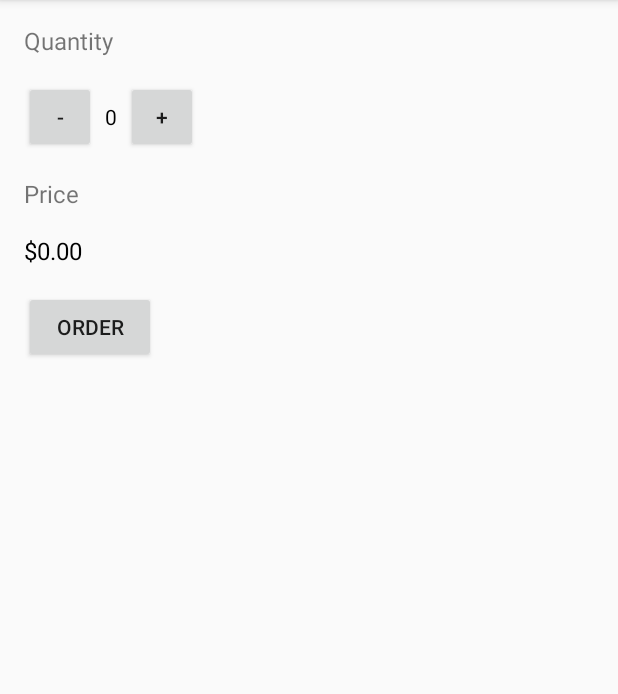
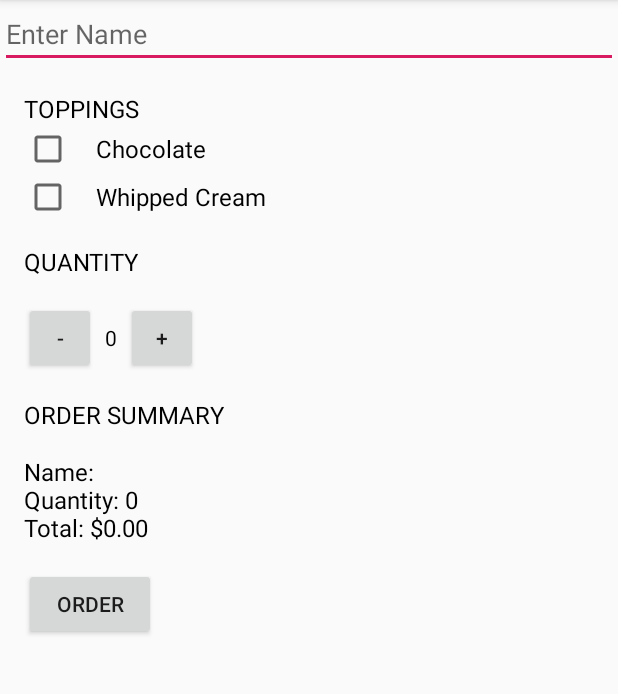
Before and after one commit to DD1000/JustJava, an Android app: the screen it shows after launch (MainActivity), after a tap on "ORDER", on a phone screen of 412 x 824 dp, the part 84-778 px from its top. Run offline under Robolectric (Android 15) with nearby library versions, the phone set to English and light mode, and no system bars.

Commit message:
Added toppings

```diff
--- a/app/src/main/java/com/example/justjava/MainActivity.java
+++ b/app/src/main/java/com/example/justjava/MainActivity.java
@@ -4,6 +4,8 @@ import android.support.v7.app.AppCompatActivity;
 import android.os.Bundle;
 import android.view.View;
 import android.webkit.WebView;
+import android.widget.CheckBox;
+import android.widget.EditText;
 import android.widget.TextView;
 import android.widget.Toast;
 
@@ -20,10 +22,31 @@ public class MainActivity extends AppCompatActivity {
 
     public void submitOrder(View view)
     {
+        EditText nameField = findViewById(R.id.name_field);
+        String name = nameField.getText().toString();
         double price = priceMultiplier*quantity;
+        String priceMessage = "";
         TextView priceView = findViewById(R.id.price_view);
 
-        priceView.setText("$" + String.format("%.2f", price));
+        priceMessage += "Name: " + name + "\nQuantity: " + quantity + "\n";
+
+        CheckBox chocolate = findViewById(R.id.chocolate_checkbox);
+        if(chocolate.isChecked())
+        {
+            double withChocolate = quantity * 1.25f;
+            price += withChocolate;
+            priceMessage += "Added chocolate topping\n";
+        }
+
+        CheckBox whip = findViewById(R.id.whip_checkbox);
+        if(whip.isChecked())
+        {
+            double withWhip = quantity * .75;
+            price += withWhip;
+            priceMessage += "Added whipped topping\n";
+        }
+
+        priceView.setText(priceMessage + "Total: $" + String.format("%.2f", price));
     }
 
     public void alterQuantity(View view)
--- a/app/src/main/res/layout/activity_main.xml
+++ b/app/src/main/res/layout/activity_main.xml
@@ -1,4 +1,9 @@
 <?xml version="1.0" encoding="utf-8"?>
+
+<ScrollView android:layout_width="match_parent"
+    android:layout_height="match_parent"
+    xmlns:android="http://schemas.android.com/apk/res/android">
+
     <LinearLayout
         xmlns:android="http://schemas.android.com/apk/res/android"
         xmlns:app="http://schemas.android.com/apk/res-auto"
@@ -8,13 +13,51 @@
         android:orientation="vertical"
         tools:context=".MainActivity">
 
+
+        <EditText
+            android:id="@+id/name_field"
+            android:layout_width="match_parent"
+            android:layout_height="wrap_content"
+            android:hint="Enter Name"
+            android:inputType="textCapWords"/>
+
+        <TextView
+            android:layout_width="wrap_content"
+            android:layout_height="wrap_content"
+            android:text="toppings"
+            android:textSize="16sp"
+            android:textAllCaps="true"
+            android:layout_marginLeft="16dp"
+            android:layout_marginTop="16dp"
+            android:textColor="@android:color/black"/>
+
+        <CheckBox
+            android:id="@+id/chocolate_checkbox"
+            android:layout_width="wrap_content"
+            android:layout_height="wrap_content"
+            android:layout_marginLeft="16dp"
+            android:paddingLeft="16dp"
+            android:text="Chocolate"
+            android:textSize="16sp"/>
+
+        <CheckBox
+            android:id="@+id/whip_checkbox"
+            android:layout_width="wrap_content"
+            android:layout_height="wrap_content"
+            android:layout_marginLeft="16dp"
+            android:paddingLeft="16dp"
+            android:text="Whipped Cream"
+            android:textSize="16sp"/>
+
         <TextView
             android:layout_width="wrap_content"
             android:layout_height="wrap_content"
             android:text="Quantity"
             android:textSize="16sp"
+            android:textAllCaps="true"
+            android:textColor="@android:color/black"
             android:layout_marginLeft="16dp"
-        android:layout_marginTop="16dp"/>
+            android:layout_marginTop="16dp" />
 
         <LinearLayout
             android:layout_width="match_parent"
@@ -28,7 +71,7 @@
                 android:layout_height="48dp"
                 android:text="-"
                 android:layout_marginRight="6dp"
-            android:onClick="decrement"/>
+                android:onClick="alterQuantity"/>
 
             <TextView
                 android:id="@+id/quantity_view"
@@ -50,8 +93,10 @@
         <TextView
             android:layout_width="wrap_content"
             android:layout_height="wrap_content"
-        android:text="Price"
+            android:text="Order Summary"
             android:textSize="16sp"
+            android:textAllCaps="true"
+            android:textColor="@android:color/black"
             android:layout_marginLeft="16dp"
             android:layout_marginTop="16dp"/>
 
@@ -74,3 +119,4 @@
             android:layout_marginTop="16dp"
             android:onClick="submitOrder"/>
     </LinearLayout>
+</ScrollView>
```
Lines whose indentation alone changed are shown as unchanged.
